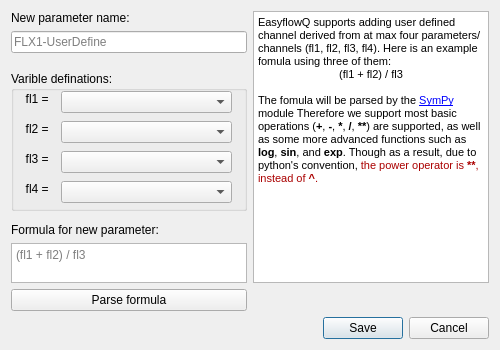
Before: the Qt Designer form src/EasyFlowQ/uiDesigns/DrvedParamWindow.ui in ym3141/EasyFlowQ, drawn with Qt 5.
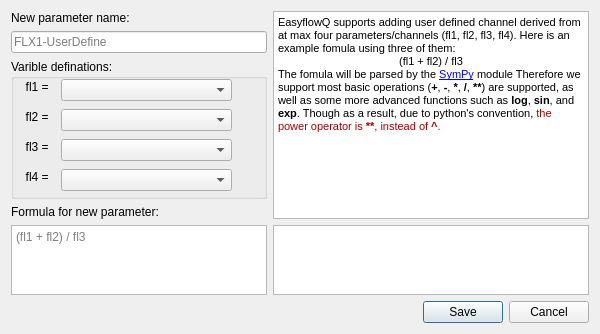
After: the same form once the commit is applied.

Commit message: Implement derived parameter functionality and refactor data handling in FCSData_ef

```diff
--- a/src/EasyFlowQ/uiDesigns/DrvedParamWindow.ui
+++ b/src/EasyFlowQ/uiDesigns/DrvedParamWindow.ui
@@ -9,7 +9,7 @@
    <rect>
     <x>0</x>
     <y>0</y>
-    <width>500</width>
+    <width>600</width>
     <height>309</height>
    </rect>
   </property>
@@ -32,6 +32,12 @@
    </item>
    <item row="1" column="0">
     <widget class="QLineEdit" name="nameEdit">
+     <property name="sizePolicy">
+      <sizepolicy hsizetype="Preferred" vsizetype="Fixed">
+       <horstretch>0</horstretch>
+       <verstretch>0</verstretch>
+      </sizepolicy>
+     </property>
      <property name="maxLength">
       <number>32767</number>
      </property>
@@ -40,13 +46,6 @@
      </property>
     </widget>
    </item>
-   <item row="8" column="0">
-    <widget class="QPushButton" name="parsePB">
-     <property name="text">
-      <string>Parse formula</string>
-     </property>
-    </widget>
-   </item>
    <item row="12" column="0" colspan="2">
     <widget class="QDialogButtonBox" name="buttonBox">
      <property name="orientation">
@@ -57,7 +56,26 @@
      </property>
     </widget>
    </item>
-   <item row="4" column="0">
+   <item row="0" column="1" rowspan="6">
+    <widget class="QTextBrowser" name="textBrowser">
+     <property name="sizePolicy">
+      <sizepolicy hsizetype="Expanding" vsizetype="Expanding">
+       <horstretch>0</horstretch>
+       <verstretch>0</verstretch>
+      </sizepolicy>
+     </property>
+     <property name="html">
+      <string>&lt;!DOCTYPE HTML PUBLIC &quot;-//W3C//DTD HTML 4.0//EN&quot; &quot;http://www.w3.org/TR/REC-html40/strict.dtd&quot;&gt;
+&lt;html&gt;&lt;head&gt;&lt;meta name=&quot;qrichtext&quot; content=&quot;1&quot; /&gt;&lt;style type=&quot;text/css&quot;&gt;
+p, li { white-space: pre-wrap; }
+&lt;/style&gt;&lt;/head&gt;&lt;body style=&quot; font-family:'MS Shell Dlg 2'; font-size:8.14286pt; font-weight:400; font-style:normal;&quot;&gt;
+&lt;p style=&quot; margin-top:0px; margin-bottom:0px; margin-left:0px; margin-right:0px; -qt-block-indent:0; text-indent:0px;&quot;&gt;&lt;span style=&quot; font-size:8.14286pt;&quot;&gt;EasyflowQ supports adding user defined channel derived from at max four parameters/channels (fl1, fl2, fl3, fl4). Here is an example fomula using three of them:&lt;/span&gt;&lt;/p&gt;
+&lt;p align=&quot;center&quot; style=&quot; margin-top:0px; margin-bottom:0px; margin-left:0px; margin-right:0px; -qt-block-indent:0; text-indent:0px;&quot;&gt;&lt;span style=&quot; font-size:8.14286pt;&quot;&gt;(fl1 + fl2) / fl3&lt;/span&gt;&lt;/p&gt;
+&lt;p style=&quot; margin-top:0px; margin-bottom:0px; margin-left:0px; margin-right:0px; -qt-block-indent:0; text-indent:0px;&quot;&gt;&lt;span style=&quot; font-size:8.14286pt;&quot;&gt;The fomula will be parsed by the &lt;/span&gt;&lt;a href=&quot;https://www.sympy.org/en/index.html&quot;&gt;&lt;span style=&quot; font-size:8pt; text-decoration: underline; color:#0000ff;&quot;&gt;SymPy&lt;/span&gt;&lt;/a&gt;&lt;span style=&quot; font-size:8.14286pt;&quot;&gt; module Therefore we support most basic operations (&lt;/span&gt;&lt;span style=&quot; font-size:8.14286pt; font-weight:600;&quot;&gt;+&lt;/span&gt;&lt;span style=&quot; font-size:8.14286pt;&quot;&gt;, &lt;/span&gt;&lt;span style=&quot; font-size:8.14286pt; font-weight:600;&quot;&gt;-&lt;/span&gt;&lt;span style=&quot; font-size:8.14286pt;&quot;&gt;, &lt;/span&gt;&lt;span style=&quot; font-size:8.14286pt; font-weight:600;&quot;&gt;*&lt;/span&gt;&lt;span style=&quot; font-size:8.14286pt;&quot;&gt;, &lt;/span&gt;&lt;span style=&quot; font-size:8.14286pt; font-weight:600;&quot;&gt;/&lt;/span&gt;&lt;span style=&quot; font-size:8.14286pt;&quot;&gt;,&lt;/span&gt;&lt;span style=&quot; font-size:8.14286pt; font-weight:600;&quot;&gt; **&lt;/span&gt;&lt;span style=&quot; font-size:8.14286pt;&quot;&gt;) are supported, as well as some more advanced functions such as &lt;/span&gt;&lt;span style=&quot; font-size:8.14286pt; font-weight:600;&quot;&gt;log&lt;/span&gt;&lt;span style=&quot; font-size:8.14286pt;&quot;&gt;, &lt;/span&gt;&lt;span style=&quot; font-size:8.14286pt; font-weight:600;&quot;&gt;sin&lt;/span&gt;&lt;span style=&quot; font-size:8.14286pt;&quot;&gt;, and &lt;/span&gt;&lt;span style=&quot; font-size:8.14286pt; font-weight:600;&quot;&gt;exp&lt;/span&gt;&lt;span style=&quot; font-size:8.14286pt;&quot;&gt;. Though as a result, due to python's convention, &lt;/span&gt;&lt;span style=&quot; font-size:8.14286pt; color:#aa0000;&quot;&gt;the power operator is &lt;/span&gt;&lt;span style=&quot; font-size:8.14286pt; font-weight:600; color:#aa0000;&quot;&gt;**&lt;/span&gt;&lt;span style=&quot; font-size:8.14286pt; color:#aa0000;&quot;&gt;, instead of &lt;/span&gt;&lt;span style=&quot; font-size:8.14286pt; font-weight:600; color:#aa0000;&quot;&gt;^&lt;/span&gt;&lt;span style=&quot; font-size:8.14286pt; color:#aa0000;&quot;&gt;.&lt;/span&gt;&lt;/p&gt;&lt;/body&gt;&lt;/html&gt;</string>
+     </property>
+    </widget>
+   </item>
+   <item row="2" column="0" rowspan="3">
     <widget class="QGroupBox" name="groupBox">
      <property name="minimumSize">
       <size>
@@ -174,7 +192,7 @@
      </widget>
     </widget>
    </item>
-   <item row="6" column="0">
+   <item row="5" column="0">
     <widget class="QLabel" name="label">
      <property name="sizePolicy">
       <sizepolicy hsizetype="Preferred" vsizetype="Fixed">
@@ -187,25 +205,18 @@
      </property>
     </widget>
    </item>
-   <item row="8" column="1">
-    <spacer name="verticalSpacer">
-     <property name="orientation">
-      <enum>Qt::Vertical</enum>
-     </property>
-     <property name="sizeHint" stdset="0">
-      <size>
-       <width>20</width>
-       <height>40</height>
-      </size>
-     </property>
-    </spacer>
-   </item>
-   <item row="7" column="0">
+   <item row="6" column="0">
     <widget class="QPlainTextEdit" name="formulaEdit">
+     <property name="sizePolicy">
+      <sizepolicy hsizetype="Preferred" vsizetype="Expanding">
+       <horstretch>0</horstretch>
+       <verstretch>0</verstretch>
+      </sizepolicy>
+     </property>
      <property name="maximumSize">
       <size>
        <width>16777215</width>
-       <height>40</height>
+       <height>16777215</height>
       </size>
      </property>
      <property name="placeholderText">
@@ -213,23 +224,17 @@
      </property>
     </widget>
    </item>
-   <item row="0" column="1" rowspan="8">
-    <widget class="QTextBrowser" name="textBrowser">
-     <property name="sizePolicy">
-      <sizepolicy hsizetype="Expanding" vsizetype="Expanding">
-       <horstretch>0</horstretch>
-       <verstretch>0</verstretch>
-      </sizepolicy>
+   <item row="6" column="1">
+    <widget class="QTextEdit" name="parseOutputEdit">
+     <property name="readOnly">
+      <bool>true</bool>
      </property>
      <property name="html">
       <string>&lt;!DOCTYPE HTML PUBLIC &quot;-//W3C//DTD HTML 4.0//EN&quot; &quot;http://www.w3.org/TR/REC-html40/strict.dtd&quot;&gt;
 &lt;html&gt;&lt;head&gt;&lt;meta name=&quot;qrichtext&quot; content=&quot;1&quot; /&gt;&lt;style type=&quot;text/css&quot;&gt;
 p, li { white-space: pre-wrap; }
 &lt;/style&gt;&lt;/head&gt;&lt;body style=&quot; font-family:'MS Shell Dlg 2'; font-size:8.14286pt; font-weight:400; font-style:normal;&quot;&gt;
-&lt;p style=&quot; margin-top:0px; margin-bottom:0px; margin-left:0px; margin-right:0px; -qt-block-indent:0; text-indent:0px;&quot;&gt;&lt;span style=&quot; font-size:8.14286pt;&quot;&gt;EasyflowQ supports adding user defined channel derived from at max four parameters/channels (fl1, fl2, fl3, fl4). Here is an example fomula using three of them:&lt;/span&gt;&lt;/p&gt;
-&lt;p align=&quot;center&quot; style=&quot; margin-top:0px; margin-bottom:0px; margin-left:0px; margin-right:0px; -qt-block-indent:0; text-indent:0px;&quot;&gt;&lt;span style=&quot; font-size:8.14286pt;&quot;&gt;(fl1 + fl2) / fl3&lt;/span&gt;&lt;/p&gt;
-&lt;p style=&quot;-qt-paragraph-type:empty; margin-top:0px; margin-bottom:0px; margin-left:0px; margin-right:0px; -qt-block-indent:0; text-indent:0px; font-size:8.14286pt;&quot;&gt;&lt;br /&gt;&lt;/p&gt;
-&lt;p style=&quot; margin-top:0px; margin-bottom:0px; margin-left:0px; margin-right:0px; -qt-block-indent:0; text-indent:0px;&quot;&gt;&lt;span style=&quot; font-size:8.14286pt;&quot;&gt;The fomula will be parsed by the &lt;/span&gt;&lt;a href=&quot;https://www.sympy.org/en/index.html&quot;&gt;&lt;span style=&quot; font-size:8pt; text-decoration: underline; color:#0000ff;&quot;&gt;SymPy&lt;/span&gt;&lt;/a&gt;&lt;span style=&quot; font-size:8.14286pt;&quot;&gt; module Therefore we support most basic operations (&lt;/span&gt;&lt;span style=&quot; font-size:8.14286pt; font-weight:600;&quot;&gt;+&lt;/span&gt;&lt;span style=&quot; font-size:8.14286pt;&quot;&gt;, &lt;/span&gt;&lt;span style=&quot; font-size:8.14286pt; font-weight:600;&quot;&gt;-&lt;/span&gt;&lt;span style=&quot; font-size:8.14286pt;&quot;&gt;, &lt;/span&gt;&lt;span style=&quot; font-size:8.14286pt; font-weight:600;&quot;&gt;*&lt;/span&gt;&lt;span style=&quot; font-size:8.14286pt;&quot;&gt;, &lt;/span&gt;&lt;span style=&quot; font-size:8.14286pt; font-weight:600;&quot;&gt;/&lt;/span&gt;&lt;span style=&quot; font-size:8.14286pt;&quot;&gt;,&lt;/span&gt;&lt;span style=&quot; font-size:8.14286pt; font-weight:600;&quot;&gt; **&lt;/span&gt;&lt;span style=&quot; font-size:8.14286pt;&quot;&gt;) are supported, as well as some more advanced functions such as &lt;/span&gt;&lt;span style=&quot; font-size:8.14286pt; font-weight:600;&quot;&gt;log&lt;/span&gt;&lt;span style=&quot; font-size:8.14286pt;&quot;&gt;, &lt;/span&gt;&lt;span style=&quot; font-size:8.14286pt; font-weight:600;&quot;&gt;sin&lt;/span&gt;&lt;span style=&quot; font-size:8.14286pt;&quot;&gt;, and &lt;/span&gt;&lt;span style=&quot; font-size:8.14286pt; font-weight:600;&quot;&gt;exp&lt;/span&gt;&lt;span style=&quot; font-size:8.14286pt;&quot;&gt;. Though as a result, due to python's convention, &lt;/span&gt;&lt;span style=&quot; font-size:8.14286pt; color:#aa0000;&quot;&gt;the power operator is &lt;/span&gt;&lt;span style=&quot; font-size:8.14286pt; font-weight:600; color:#aa0000;&quot;&gt;**&lt;/span&gt;&lt;span style=&quot; font-size:8.14286pt; color:#aa0000;&quot;&gt;, instead of &lt;/span&gt;&lt;span style=&quot; font-size:8.14286pt; font-weight:600; color:#aa0000;&quot;&gt;^&lt;/span&gt;&lt;span style=&quot; font-size:8.14286pt; color:#aa0000;&quot;&gt;.&lt;/span&gt;&lt;/p&gt;&lt;/body&gt;&lt;/html&gt;</string>
+&lt;p style=&quot; margin-top:12px; margin-bottom:12px; margin-left:0px; margin-right:0px; -qt-block-indent:0; text-indent:0px;&quot;&gt;&lt;span style=&quot; font-size:8.14286pt;&quot;&gt;&lt;br /&gt;&lt;/span&gt;&lt;/p&gt;&lt;/body&gt;&lt;/html&gt;</string>
      </property>
     </widget>
    </item>
```
Left out of the diff: 8 changed lines with no effect on the pictures. The commit also changes 6 other files.
